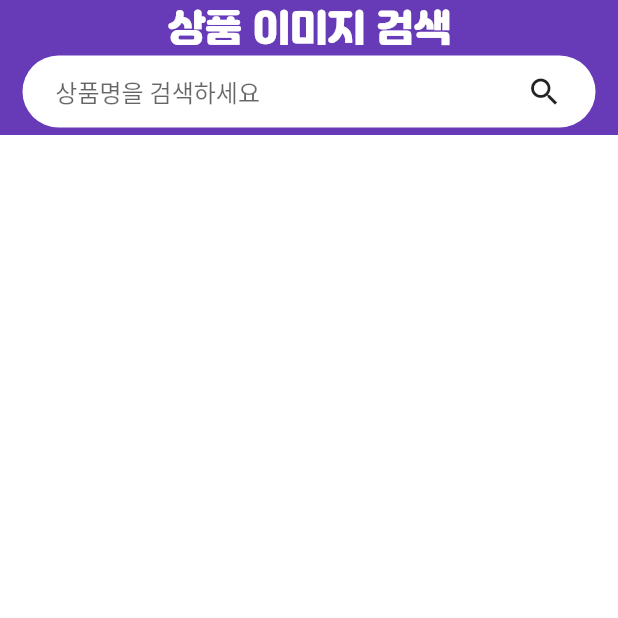
After one commit to Yusang-park/Megapos, a Flutter app: the ItemAdd screen opened directly, after a tap on "이미지 검색하기", on a phone screen of 412 x 824 dp, the top half of it. The commit adds this screen. Run offline on Flutter 3.47's test engine with Material 2 defaults, Android fonts, the phone set to English and light mode, and no system bars; our stand-ins replace cloud_firestore, firebase_auth, firebase_core, firebase_storage, flutter_tts, google_sign_in and 2 more; missing offline and left inert: flutter_nfc_plugin, iamport_flutter, keyboard_visibility, nfc_in_flutter; accounts and stored records are empty; statements that could not run were skipped.

Commit message:
2020-10-20 / 상품업로드시 이미지 검색 / 파이팅

```diff
--- a/lib/Screen/CheckPaymentScreen.dart
+++ b/lib/Screen/CheckPaymentScreen.dart
@@ -39,7 +39,7 @@ class _CheckPaymentScreenState extends State<CheckPaymentScreen> {
           children: [
             Expanded(
               child: FutureBuilder(
-                  future: firestore.get(),
+                  future: firestore.orderBy("Time", descending: true).get(),
                   builder: (BuildContext context,
                       AsyncSnapshot<QuerySnapshot> snapshot) {
                     if (snapshot.connectionState == ConnectionState.done) {
--- a/lib/Screen/ItemAdd.dart
+++ b/lib/Screen/ItemAdd.dart
@@ -9,6 +9,7 @@ import 'package:flutter/material.dart';
 import 'package:image_picker/image_picker.dart';
 import 'package:provider/provider.dart';
 
+import 'SearchImage.dart';
 
 class ItemAdd extends StatefulWidget {
   ItemModel item;
@@ -25,8 +26,8 @@ class _ItemAddState extends State<ItemAdd> {
   File _image;
   final picker = ImagePicker();
   String _newID;
-  bool _imageType = true;    //true = network, false = file
-
+  bool _hasImage = false;
+  bool _imageType = true; //true = network, false = file
 
   firebase_storage.FirebaseStorage storage =
       firebase_storage.FirebaseStorage.instance;
@@ -41,6 +42,7 @@ class _ItemAddState extends State<ItemAdd> {
         print('No image selected.');
       }
       _imageType = false;
+      _hasImage = true;
     });
   }
 
@@ -70,25 +72,31 @@ class _ItemAddState extends State<ItemAdd> {
         .doc(context.read<Market>().marketNo)
         .collection('Product');
 
-    String image;
-    if(_image != null) {
-      String path = (widget.item.detail == null) ? (widget.item.name + '/normal.jpg')
+    var docID = widget.isNew ? _newID : widget.item.itemNo;
+
+    if (_hasImage && !_imageType) {          //이미지가 있으면서, 이미지타입이 파일인경우
+      String path = (widget.item.detail == null)
+          ? (widget.item.name + '/normal.jpg')
           : widget.item.name + '/' + widget.item.detail + '.jpg';
 
       storage.ref(path).putFile(_image);
-      await storage.ref(path).getDownloadURL().then((value) => image = value);
-    }else { //No image 링크
-      image =
+      await storage.ref(path).getDownloadURL().then((value) => widget.item.image = value);
+    }
+
+    if(!_hasImage){         //이미지가 없는 경우
+      //No image 링크
+      widget.item.image=
           'https://firebasestorage.googleapis.com/v0/b/capstone-43f20.appspot.com/o/No_image.png?alt=media&token=20af2af2-d931-4b08-813e-0e4e60fa053d';
     }
 
     return firestore
-        .doc(widget.item.itemNo).set({
+        .doc(docID)
+        .set({
           'Name': widget.item.name,
-          'Detail' : widget.item.detail,
+          'Detail': widget.item.detail,
           'Price': widget.item.price,
           'Stock': widget.item.stock,
-          'Image' : image,
+          'Image': widget.item.image,
           'Keyword': keyword
         })
         .then((value) => Navigator.of(context).pop())
@@ -102,24 +110,20 @@ class _ItemAddState extends State<ItemAdd> {
         .doc(context.read<Market>().marketNo)
         .collection('Product');
 
-
     //상품 추가라면 문서번호 미리 생성하기
-    if(widget.isNew)
-      firestore.add({
-        'Name' : '임시상품'
-      }).then((DocumentReference doc) {
+    if (widget.isNew)
+      firestore.add({'Name': '임시상품'}).then((DocumentReference doc) {
         print("새로운 아이디 : ${doc.id}");
 
         setState(() {
           _newID = doc.id;
           _imageType = true;
+          _hasImage = false;
         });
-      })
-      .catchError((onError) => print("new Product Error"));
-
+      }).catchError((onError) => print("new Product Error"));
 
     //상품 변경이라면, 텍스트 미리 채우기
-    if(!widget.isNew) {
+    if (!widget.isNew) {
       controller[0].text = widget.item.name;
       controller[1].text = widget.item.detail;
       controller[2].text = widget.item.price.toString();
@@ -133,7 +137,8 @@ class _ItemAddState extends State<ItemAdd> {
     var size = MediaQuery.of(context).size;
 
     return WillPopScope(
-      onWillPop: (){ //뒤로가기 버튼을 눌러서 pop 못하게 막기!
+      onWillPop: () {
+        //뒤로가기 버튼을 눌러서 pop 못하게 막기!
         return Future(() => false);
       },
       child: Scaffold(
@@ -185,39 +190,59 @@ class _ItemAddState extends State<ItemAdd> {
                   ),
                   Row(
                     children: [
-                      (widget.isNew && _imageType) ?
-                          Container(
+                      !_hasImage
+                          ? Container(
                               margin: EdgeInsets.all(5.0),
                               decoration: BoxDecoration(
-                              border: Border.all(color: Colors.black12, width: 1.0),
-                              borderRadius: BorderRadius.circular(10.0)
-                            ),
+                                  border: Border.all(
+                                      color: Colors.black12, width: 1.0),
+                                  borderRadius: BorderRadius.circular(10.0)),
                               width: size.width * 0.5,
                               height: size.height * 0.3,
                               child: Center(
                                 child: Icon(Icons.photo_camera, size: 20.0),
                               ),
-                          ) :
-                          _imageType ?
-                          Image.network(widget.item.image,
+                            )
+                          : _imageType
+                              ? Image.network(widget.item.image,
                                   width: size.width * 0.5,
-                          height: size.height * 0.3):
-                              Image.file(_image,
-                                  width : size.width * 0.5,
+                                  height: size.height * 0.3)
+                              : Image.file(_image,
+                                  width: size.width * 0.5,
                                   height: size.height * 0.3),
-
                       Column(
                         children: [
                           TextButton(
-                            child: Text("이미지 검색하기", style: TextStyle(
+                            onPressed: () async {
+                              String url = await Navigator.push(
+                                  context,
+                                  MaterialPageRoute(
+                                      builder: (BuildContext context) =>
+                                          SearchImage()));
+
+                              print("URL is $url");
+
+                              setState(() {
+                                widget.item.image = url;
+                                _imageType = true;
+                                _hasImage = true;
+                              });
+                            },
+                            child: Text(
+                              "이미지 검색하기",
+                              style: TextStyle(
                                 fontSize: 16,
-                            ),),
+                              ),
+                            ),
                           ),
                           TextButton(
                             onPressed: getImage,
-                            child: Text("내 디바이스에서 찾기", style: TextStyle(
+                            child: Text(
+                              "내 디바이스에서 찾기",
+                              style: TextStyle(
                                 fontSize: 16,
-                            ),),
+                              ),
+                            ),
                           ),
                         ],
                       )
@@ -244,12 +269,12 @@ class _ItemAddState extends State<ItemAdd> {
                               barrierDismissible: false,
                               context: context,
                               builder: (context) {
-                                return ProductAddDialog(itemNo: widget.item.itemNo);
+                                var itemNo =
+                                    widget.isNew ? _newID : widget.item.itemNo;
+                                return ProductAddDialog(itemNo: itemNo);
                               });
 
-                          if (isAdd)
-                            addProduct();
-
+                          if (isAdd) addProduct();
                         },
                         child: Text(
                           '등록',
@@ -259,8 +284,7 @@ class _ItemAddState extends State<ItemAdd> {
                       RaisedButton(
                         onPressed: () {
                           //미리 만들어둔 문서ID 삭제
-                          if(widget.isNew)
-                            deleteProduct();
+                          if (widget.isNew) deleteProduct();
 
                           Navigator.of(context).pop();
                         },
@@ -280,7 +304,7 @@ class _ItemAddState extends State<ItemAdd> {
                                       return ProductDeleteDialog();
                                     });
 
-                                if(isDelete) {
+                                if (isDelete) {
                                   deleteProduct();
                                   Navigator.of(context).pop();
                                 }
@@ -307,21 +331,18 @@ class _ItemAddState extends State<ItemAdd> {
         .doc(context.read<Market>().marketNo)
         .collection('Product');
 
-
-    if(widget.isNew) {
+    if (widget.isNew) {
       return firestore
           .doc(_newID)
           .delete()
-          .then((value) =>
-          print(
+          .then((value) => print(
               "*************************Product Deleted ${widget.item.itemNo}"))
           .catchError((error) => print("Failed to delete user: $error"));
-    }else{
+    } else {
       return firestore
           .doc(widget.item.itemNo)
           .delete()
-          .then((value) =>
-          print(
+          .then((value) => print(
               "*************************Product Deleted ${widget.item.itemNo}"))
           .catchError((error) => print("Failed to delete user: $error"));
     }
--- a/lib/Screen/ItemManage.dart
+++ b/lib/Screen/ItemManage.dart
@@ -109,6 +109,7 @@ class _ItemManageState extends State<ItemManage> {
               context,
               MaterialPageRoute(
                   builder: (BuildContext context) => ItemAdd(
+                    item: ItemModel(),
                         isNew: true,
                       )));
           setState(() {});
--- /dev/null
+++ b/lib/Screen/SearchImage.dart
@@ -0,0 +1,129 @@
+import 'package:flutter/material.dart';
+import 'package:provider/provider.dart';
+import 'package:firebase_storage/firebase_storage.dart' as firebase_storage;
+
+class SearchImage extends StatefulWidget {
+  @override
+  _SearchImageState createState() => _SearchImageState();
+}
+
+class _SearchImageState extends State<SearchImage> {
+  TextEditingController _searchController;
+
+  firebase_storage.FirebaseStorage storage =
+      firebase_storage.FirebaseStorage.instance;
+
+  List<String> _list = [];
+
+  void initState() {
+    super.initState();
+    _searchController = TextEditingController();
+  }
+
+  void dispose() {
+    _searchController.dispose();
+    super.dispose();
+  }
+
+  @override
+  Widget build(BuildContext context) {
+    return Scaffold(
+      backgroundColor: Colors.white,
+      body: Container(
+        //상품 관리 타이틀
+        margin: EdgeInsets.only(
+            top: MediaQuery.of(context).padding.top), //상태바 크기만큼 위쪽 마진
+        child: Column(
+          mainAxisAlignment: MainAxisAlignment.start,
+          children: [
+            Container(
+              padding: EdgeInsets.only(top: 5.0),
+              color: Colors.deepPurple,
+              child: Column(
+                children: [
+                  Text(
+                    '상품 이미지 검색',
+                    style: TextStyle(
+                        fontFamily: 'Jalnan',
+                        color: Colors.white,
+                        fontWeight: FontWeight.bold,
+                        fontSize: 25),
+                  ),
+                  Container(
+                      margin: EdgeInsets.symmetric(
+                          horizontal: 15.0, vertical: 5.0),
+                      padding: EdgeInsets.symmetric(horizontal: 10.0),
+                      decoration: BoxDecoration(
+                          borderRadius: BorderRadius.circular(30),
+                          color: Colors.white),
+                      child: Row(
+                        mainAxisAlignment: MainAxisAlignment.spaceBetween,
+                        children: [
+                          Expanded(
+                            child: TextField(
+                              controller: _searchController,
+                              decoration: InputDecoration(
+                                  isDense: true,
+                                  hintText: '   상품명을 검색하세요',
+                                  enabledBorder: InputBorder.none,
+                                  focusedBorder: InputBorder.none),
+                            ),
+                          ),
+                          IconButton(
+                              icon: Icon(Icons.search), onPressed: (){
+                                loadImages(_searchController.text);
+                                _searchController.clear();
+                          })
+                        ],
+                      )),
+                ],
+              ),
+            ),
+
+
+            //상품을 띄워보자
+            Expanded(
+              child: GridView.builder(
+                gridDelegate: SliverGridDelegateWithFixedCrossAxisCount(
+                  crossAxisCount: 4,
+                  crossAxisSpacing: 5.0
+                ),
+                itemCount: _list.length,
+                itemBuilder: (context, index){
+                  return InkWell(
+                    onTap: (){
+                      Navigator.pop(context, _list[index]);
+                    },
+                    child: Image.network(_list[index],
+                    height: MediaQuery.of(context).size.height * 0.15,
+                    width: MediaQuery.of(context).size.height * 0.15),
+                  );
+                },
+              ),
+            )
+
+
+          ],
+        ),
+      ),
+    );
+  }
+
+
+  Future<void> loadImages(String name) async{
+    setState(() {
+      _list.clear();
+    });
+
+    firebase_storage.ListResult result =
+    await storage.ref().child(name).listAll();
+
+    result.items.forEach((element) {
+      element.getDownloadURL().then((value){
+        setState(() {
+          _list.add(value);
+        });
+      }).catchError((onError) => print("loadImage error"));
+    });
+  }
+}
```
Lines whose indentation alone changed are shown as unchanged.
